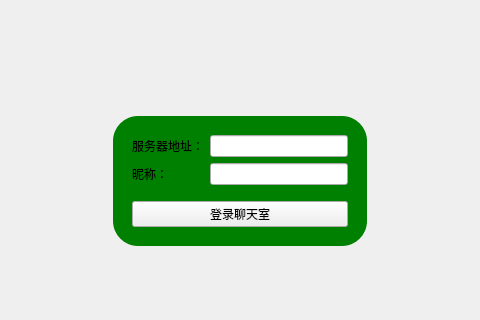
This is ChatClient/mainwindow.ui in 23ye/lab5 as Qt 5 draws it before an edit; both pictures show x 160 to 640 and y 143 to 463 of the 800 by 600 pixel window. The edited form follows.
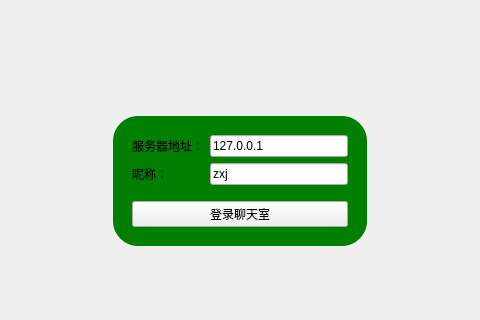
This is the edited form.

Patch:
```diff
--- a/ChatClient/mainwindow.ui
+++ b/ChatClient/mainwindow.ui
@@ -92,24 +92,32 @@
            <item>
             <layout class="QGridLayout" name="gridLayout">
              <item row="0" column="0">
-              <widget class="QLabel" name="ServerEdit">
+              <widget class="QLabel" name="Server">
                <property name="text">
                 <string>服务器地址：</string>
                </property>
               </widget>
              </item>
              <item row="0" column="1">
-              <widget class="QLineEdit" name="lineEdit"/>
+              <widget class="QLineEdit" name="ServerEdit">
+               <property name="text">
+                <string>127.0.0.1</string>
+               </property>
+              </widget>
              </item>
              <item row="1" column="0">
-              <widget class="QLabel" name="UserNameEdit">
+              <widget class="QLabel" name="UserName">
                <property name="text">
                 <string>昵称：</string>
                </property>
               </widget>
              </item>
              <item row="1" column="1">
-              <widget class="QLineEdit" name="lineEdit_2"/>
+              <widget class="QLineEdit" name="UserNameEdit">
+               <property name="text">
+                <string>zxj</string>
+               </property>
+              </widget>
              </item>
             </layout>
            </item>
```
